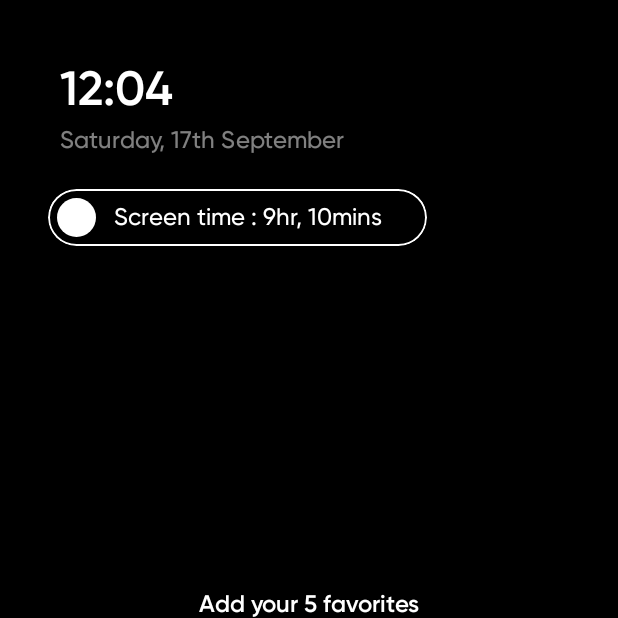
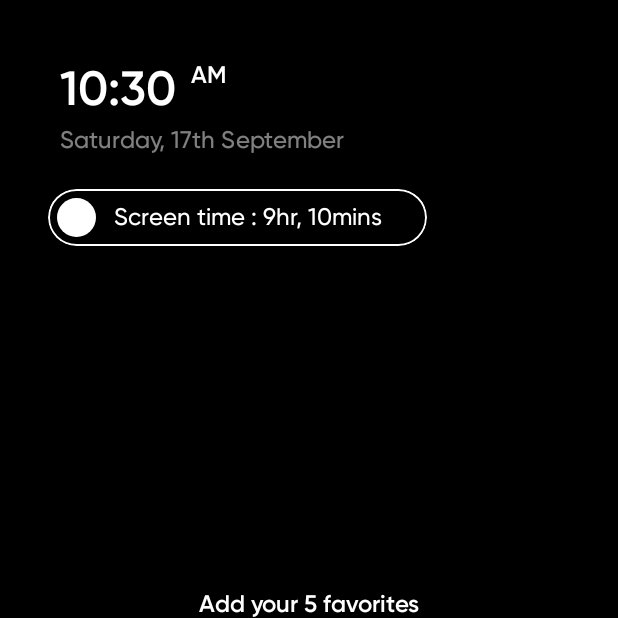
Before and after one commit to KapilYadav-dev/AwayLauncher, an Android app built with Jetpack Compose: the screen it shows after launch (MainActivity), on a phone screen of 412 x 824 dp, the top half of it. Run offline under Robolectric (Android 15) with nearby library versions, the phone set to English and light mode, and no system bars; our stand-ins replace Dagger/Hilt's generated code, constraintlayout-compose.

Commit message:
Added time support in viewModel

```diff
--- a/app/src/main/AndroidManifest.xml
+++ b/app/src/main/AndroidManifest.xml
@@ -6,6 +6,7 @@
         android:allowBackup="true"
         android:dataExtractionRules="@xml/data_extraction_rules"
         android:fullBackupContent="@xml/backup_rules"
+        android:name=".utils.App"
         android:icon="@mipmap/ic_launcher"
         android:label="@string/app_name"
         android:roundIcon="@mipmap/ic_launcher_round"
--- a/app/src/main/java/in/kay/awaylauncher/MainActivity.kt
+++ b/app/src/main/java/in/kay/awaylauncher/MainActivity.kt
@@ -1,18 +1,17 @@
 package `in`.kay.awaylauncher
 
 import `in`.kay.awaylauncher.presentation.home.HomeScreen
+import `in`.kay.awaylauncher.ui.theme.AwayLauncherTheme
 import android.os.Bundle
 import androidx.activity.ComponentActivity
 import androidx.activity.compose.setContent
 import androidx.compose.foundation.layout.fillMaxSize
 import androidx.compose.material.MaterialTheme
 import androidx.compose.material.Surface
-import androidx.compose.material.Text
-import androidx.compose.runtime.Composable
 import androidx.compose.ui.Modifier
-import androidx.compose.ui.tooling.preview.Preview
-import `in`.kay.awaylauncher.ui.theme.AwayLauncherTheme
+import dagger.hilt.android.AndroidEntryPoint
 
+@AndroidEntryPoint
 class MainActivity : ComponentActivity() {
     override fun onCreate(savedInstanceState: Bundle?) {
         super.onCreate(savedInstanceState)
--- /dev/null
+++ b/app/src/main/java/in/kay/awaylauncher/presentation/HomeViewModel.kt
@@ -0,0 +1,28 @@
+package `in`.kay.awaylauncher.presentation
+
+import androidx.lifecycle.ViewModel
+import androidx.lifecycle.viewModelScope
+import dagger.hilt.android.lifecycle.HiltViewModel
+import kotlinx.coroutines.async
+import kotlinx.coroutines.delay
+import kotlinx.coroutines.flow.Flow
+import kotlinx.coroutines.flow.flow
+import kotlinx.coroutines.launch
+import java.text.SimpleDateFormat
+import java.util.*
+import javax.inject.Inject
+
+@HiltViewModel
+class HomeViewModel @Inject constructor() : ViewModel() {
+
+    fun getTimeFlow() : Flow<Pair<String,String>> = flow {
+        while (true) {
+            val timeFormat = SimpleDateFormat("hh:mm")
+            val amPmFormat = SimpleDateFormat("aa")
+            val formattedTime: String = timeFormat.format(Date()).toString()
+            val formattedAmPm: String = amPmFormat.format(Date()).toString()
+            emit(Pair(formattedTime,formattedAmPm))
+            delay(1000)
+        }
+    }
+}
--- a/app/src/main/java/in/kay/awaylauncher/presentation/home/Home.kt
+++ b/app/src/main/java/in/kay/awaylauncher/presentation/home/Home.kt
@@ -1,6 +1,9 @@
 package `in`.kay.awaylauncher.presentation.home
 
-import `in`.kay.awaylauncher.ui.theme.*
+import `in`.kay.awaylauncher.presentation.HomeViewModel
+import `in`.kay.awaylauncher.ui.theme.Typography
+import `in`.kay.awaylauncher.ui.theme.colorBackground
+import `in`.kay.awaylauncher.ui.theme.colorWhite
 import androidx.compose.foundation.Image
 import androidx.compose.foundation.background
 import androidx.compose.foundation.border
@@ -8,7 +11,7 @@ import androidx.compose.foundation.layout.*
 import androidx.compose.foundation.shape.RoundedCornerShape
 import androidx.compose.material.Icon
 import androidx.compose.material.Text
-import androidx.compose.runtime.Composable
+import androidx.compose.runtime.*
 import androidx.compose.ui.Alignment
 import androidx.compose.ui.Modifier
 import androidx.compose.ui.draw.clip
@@ -23,24 +26,47 @@ import androidx.compose.ui.unit.dp
 import androidx.compose.ui.unit.sp
 import androidx.constraintlayout.compose.ConstraintLayout
 import androidx.constraintlayout.compose.ConstraintSet
+import androidx.hilt.navigation.compose.hiltViewModel
 
 @Preview
 @Composable
-fun HomeScreen() {
+fun HomeScreen(viewModel: HomeViewModel = hiltViewModel()) {
+    var currentTime by remember {
+        mutableStateOf("")
+    }
+    var currentAmPm by remember {
+        mutableStateOf("")
+    }
+    var currentDate by remember {
+        mutableStateOf("")
+    }
+    LaunchedEffect(key1 = true, block = {
+        viewModel.getTimeFlow().collect {
+            currentTime = it.first
+            currentAmPm = it.second
+        }
+    })
     Column() {
         BoxWithConstraints() {
             ConstraintLayout(
                 decoupledConstraints(24.dp), modifier = Modifier
                     .fillMaxSize()
                     .background(colorBackground)
-                    .padding(sixteenDp)
+                    .padding(16.dp)
             ) {
-                Text(
-                    text = "12:04",
-                    style = Typography.h1,
-                    fontSize = 32.sp,
-                    modifier = Modifier.layoutId("tvTime")
-                )
+                Row(modifier = Modifier.layoutId("tvTime")) {
+                    Text(
+                        text = currentTime,
+                        style = Typography.h1,
+                        fontSize = 32.sp
+                    )
+                    Spacer(modifier = Modifier.width(10.dp))
+                    Text(
+                        text = currentAmPm.uppercase(),
+                        style = Typography.h1,
+                        fontSize = 16.sp
+                    )
+                }
                 Text(
                     text = "Saturday, 17th September",
                     style = Typography.body1,
@@ -50,8 +76,8 @@ fun HomeScreen() {
                 Row(
                     modifier = Modifier
                         .layoutId("headerCard")
-                        .clip(RoundedCornerShape(thirtyTwoDp))
-                        .border(1.dp, colorWhite, RoundedCornerShape(thirtyTwoDp))
+                        .clip(RoundedCornerShape(32.dp))
+                        .border(1.dp, colorWhite, RoundedCornerShape(32.dp))
                         .padding(6.dp),
                     verticalAlignment = Alignment.CenterVertically
                 ) {
@@ -61,7 +87,7 @@ fun HomeScreen() {
                         tint = colorWhite,
                         modifier = Modifier
                             .size(26.dp)
-                            .clip(RoundedCornerShape(thirtyTwoDp))
+                            .clip(RoundedCornerShape(32.dp))
                     )
                     Text(
                         text = "Screen time : 9hr, 10mins",
@@ -122,15 +148,15 @@ private fun decoupledConstraints(margin: Dp): ConstraintSet {
 
         constrain(tvTime) {
             top.linkTo(parent.top, margin = margin)
-            start.linkTo(parent.start, margin = startMarginStandard)
+            start.linkTo(parent.start, margin = 24.dp)
         }
         constrain(tvDate) {
             top.linkTo(tvTime.bottom, 8.dp)
-            start.linkTo(parent.start, margin = startMarginStandard)
+            start.linkTo(parent.start, margin = 24.dp)
         }
         constrain(headerCard) {
-            top.linkTo(tvDate.bottom, twentyFourDp)
-            start.linkTo(parent.start, margin = sixteenDp)
+            top.linkTo(tvDate.bottom, 24.dp)
+            start.linkTo(parent.start, margin = 16.dp)
         }
         constrain(tvNoApps) {
             top.linkTo(parent.top)
@@ -146,8 +172,8 @@ private fun decoupledConstraints(margin: Dp): ConstraintSet {
             end.linkTo(ivDirection.start, (-36).dp)
         }
         constrain(ivAddApps) {
-            bottom.linkTo(parent.bottom, margin = startMarginStandard)
-            end.linkTo(parent.end, startMarginStandard)
+            bottom.linkTo(parent.bottom, margin = 24.dp)
+            end.linkTo(parent.end, 24.dp)
         }
     }
 }
--- a/app/src/main/java/in/kay/awaylauncher/ui/theme/Int.kt
+++ /dev/null
@@ -1,12 +0,0 @@
-package `in`.kay.awaylauncher.ui.theme
-
-import androidx.compose.ui.unit.Dp
-import androidx.compose.ui.unit.dp
-
-val oneDp: Dp = 1.dp
-val sixteenDp: Dp = 16.dp
-val twentyDp: Dp = 20.dp
-val twentyFourDp: Dp = 24.dp
-val thirtyTwoDp: Dp = 32.dp
-
-val startMarginStandard = twentyFourDp
--- /dev/null
+++ b/app/src/main/java/in/kay/awaylauncher/utils/App.kt
@@ -0,0 +1,8 @@
+package `in`.kay.awaylauncher.utils
+
+import android.app.Application
+import dagger.hilt.android.HiltAndroidApp
+
+@HiltAndroidApp
+class App : Application() {
+}
```
